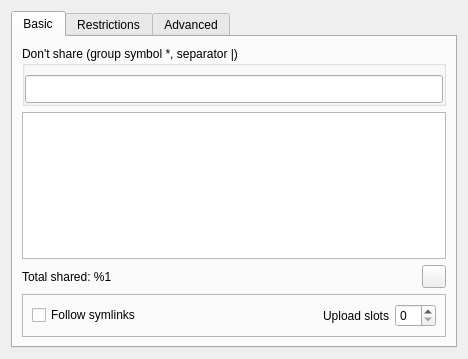
Before: the Qt Designer form eiskaltdcpp/ui/UISettingsSharing.ui in eiskaltdcpp/eiskaltdcpp, drawn with Qt 5.
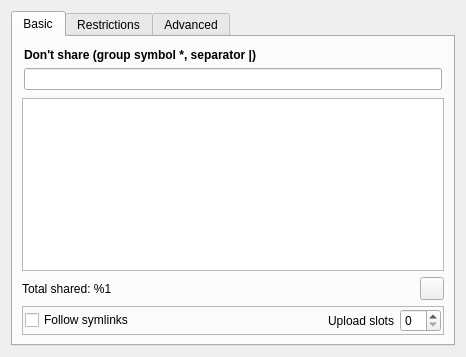
After: the same form once the commit is applied.

What changed in the file:
```diff
--- a/eiskaltdcpp/ui/UISettingsSharing.ui
+++ b/eiskaltdcpp/ui/UISettingsSharing.ui
@@ -6,8 +6,8 @@
    <rect>
     <x>0</x>
     <y>0</y>
-    <width>468</width>
-    <height>359</height>
+    <width>466</width>
+    <height>357</height>
    </rect>
   </property>
   <property name="windowTitle">
@@ -27,49 +27,6 @@
        <string>Basic</string>
       </attribute>
       <layout class="QGridLayout" name="gridLayout_3">
-       <item row="0" column="0">
-        <widget class="QGroupBox" name="groupBox">
-         <property name="sizePolicy">
-          <sizepolicy hsizetype="Expanding" vsizetype="Minimum">
-           <horstretch>0</horstretch>
-           <verstretch>0</verstretch>
-          </sizepolicy>
-         </property>
-         <property name="minimumSize">
-          <size>
-           <width>0</width>
-           <height>60</height>
-          </size>
-         </property>
-         <property name="title">
-          <string>Don't share (group symbol *, separator |)</string>
-         </property>
-         <layout class="QHBoxLayout" name="horizontalLayout">
-          <property name="spacing">
-           <number>0</number>
-          </property>
-          <property name="leftMargin">
-           <number>0</number>
-          </property>
-          <property name="rightMargin">
-           <number>0</number>
-          </property>
-          <property name="bottomMargin">
-           <number>0</number>
-          </property>
-          <item>
-           <widget class="QLineEdit" name="lineEdit_SKIPLIST">
-            <property name="sizePolicy">
-             <sizepolicy hsizetype="Expanding" vsizetype="Minimum">
-              <horstretch>0</horstretch>
-              <verstretch>0</verstretch>
-             </sizepolicy>
-            </property>
-           </widget>
-          </item>
-         </layout>
-        </widget>
-       </item>
        <item row="1" column="0">
         <widget class="QTreeView" name="treeView"/>
        </item>
@@ -111,6 +68,9 @@
           <enum>QFrame::Raised</enum>
          </property>
          <layout class="QGridLayout" name="gridLayout_2">
+          <property name="margin">
+           <number>2</number>
+          </property>
           <item row="1" column="2">
            <widget class="QSpinBox" name="spinBox_UPLOAD"/>
           </item>
@@ -146,6 +106,42 @@
          </layout>
         </widget>
        </item>
+       <item row="0" column="0">
+        <widget class="QFrame" name="frame_3">
+         <property name="frameShape">
+          <enum>QFrame::NoFrame</enum>
+         </property>
+         <property name="frameShadow">
+          <enum>QFrame::Raised</enum>
+         </property>
+         <layout class="QGridLayout" name="gridLayout_6">
+          <property name="margin">
+           <number>2</number>
+          </property>
+          <item row="1" column="0">
+           <widget class="QLineEdit" name="lineEdit_SKIPLIST">
+            <property name="sizePolicy">
+             <sizepolicy hsizetype="Expanding" vsizetype="Minimum">
+              <horstretch>0</horstretch>
+              <verstretch>0</verstretch>
+             </sizepolicy>
+            </property>
+           </widget>
+          </item>
+          <item row="0" column="0">
+           <widget class="QLabel" name="label_6">
+            <property name="text">
+             <string>&lt;!DOCTYPE HTML PUBLIC &quot;-//W3C//DTD HTML 4.0//EN&quot; &quot;http://www.w3.org/TR/REC-html40/strict.dtd&quot;&gt;
+&lt;html&gt;&lt;head&gt;&lt;meta name=&quot;qrichtext&quot; content=&quot;1&quot; /&gt;&lt;style type=&quot;text/css&quot;&gt;
+p, li { white-space: pre-wrap; }
+&lt;/style&gt;&lt;/head&gt;&lt;body style=&quot; font-family:'DejaVu Sans'; font-size:9pt; font-weight:400; font-style:normal;&quot;&gt;
+&lt;p style=&quot; margin-top:0px; margin-bottom:0px; margin-left:0px; margin-right:0px; -qt-block-indent:0; text-indent:0px;&quot;&gt;&lt;span style=&quot; font-weight:600;&quot;&gt;Don't share (group symbol *, separator |)&lt;/span&gt;&lt;/p&gt;&lt;/body&gt;&lt;/html&gt;</string>
+            </property>
+           </widget>
+          </item>
+         </layout>
+        </widget>
+       </item>
       </layout>
      </widget>
      <widget class="QWidget" name="tab_2">
```
